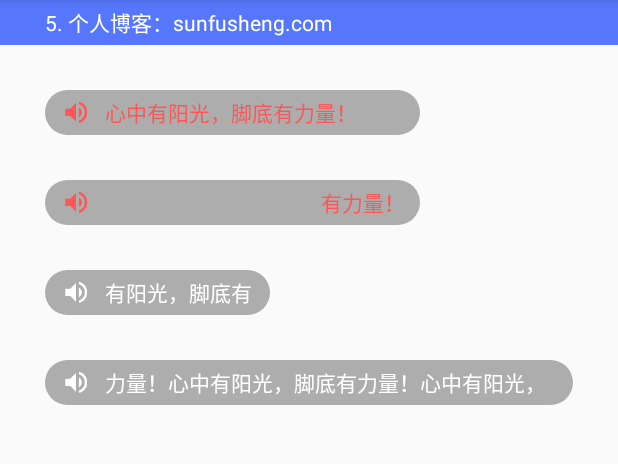
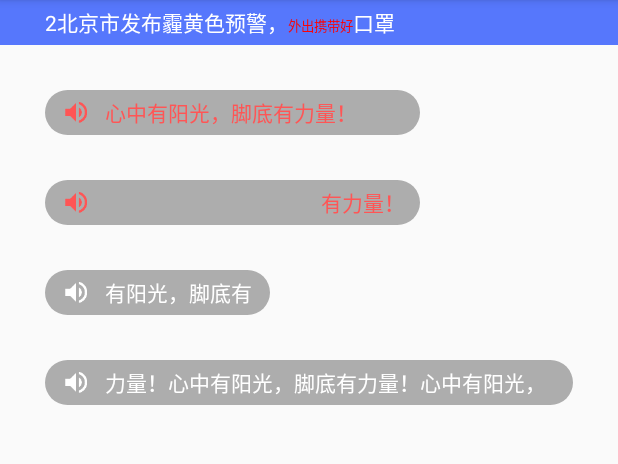
Before and after one commit to sunfusheng/MarqueeView, an Android app: the screen it shows after launch (MainActivity), on a phone screen of 412 x 824 dp, the part 84-548 px from its top. Run offline under Robolectric (Android 15) with nearby library versions, the phone set to English and light mode, and no system bars.

Commit message:
添加对spanned的支持

```diff
--- a/MarqueeView/src/main/java/com/sunfusheng/marqueeview/MarqueeView.java
+++ b/MarqueeView/src/main/java/com/sunfusheng/marqueeview/MarqueeView.java
@@ -21,7 +21,7 @@ import java.util.List;
 public class MarqueeView extends ViewFlipper {
 
     private Context mContext;
-    private List<String> notices;
+    private List<? extends CharSequence> notices;
     private boolean isSetAnimDuration = false;
     private OnItemClickListener onItemClickListener;
 
@@ -90,7 +90,7 @@ public class MarqueeView extends ViewFlipper {
     }
 
     // 根据公告字符串列表启动轮播
-    public void startWithList(List<String> notices) {
+    public void startWithList(List<? extends CharSequence> notices) {
         setNotices(notices);
         start();
     }
@@ -103,17 +103,18 @@ public class MarqueeView extends ViewFlipper {
         if (dpW == 0) {
             throw new RuntimeException("Please set MarqueeView width !");
         }
-
+        List list = new ArrayList();
         if (noticeLength <= limit) {
-            notices.add(notice);
+            list.add(notice);
         } else {
             int size = noticeLength / limit + (noticeLength % limit != 0 ? 1 : 0);
             for (int i = 0; i < size; i++) {
                 int startIndex = i * limit;
                 int endIndex = ((i + 1) * limit >= noticeLength ? noticeLength : (i + 1) * limit);
-                notices.add(notice.substring(startIndex, endIndex));
+                list.add(notice.substring(startIndex, endIndex));
             }
         }
+        notices.addAll(list);
         start();
     }
 
@@ -143,7 +144,7 @@ public class MarqueeView extends ViewFlipper {
     }
 
     // 创建ViewFlipper下的TextView
-    private TextView createTextView(String text, int position) {
+    private TextView createTextView(CharSequence text, int position) {
         TextView tv = new TextView(mContext);
         tv.setGravity(gravity);
         tv.setText(text);
@@ -158,11 +159,11 @@ public class MarqueeView extends ViewFlipper {
         return (int) getCurrentView().getTag();
     }
 
-    public List<String> getNotices() {
+    public List<? extends CharSequence> getNotices() {
         return notices;
     }
 
-    public void setNotices(List<String> notices) {
+    public void setNotices(List<? extends CharSequence> notices) {
         this.notices = notices;
     }
 
--- a/Sample/src/main/java/com/sunfusheng/sample/MainActivity.java
+++ b/Sample/src/main/java/com/sunfusheng/sample/MainActivity.java
@@ -3,6 +3,8 @@ package com.sunfusheng.sample;
 import android.content.Intent;
 import android.os.Bundle;
 import android.support.v7.app.AppCompatActivity;
+import android.text.Html;
+import android.text.Spanned;
 import android.view.Menu;
 import android.view.MenuItem;
 import android.widget.TextView;
@@ -33,13 +35,11 @@ public class MainActivity extends AppCompatActivity {
         marqueeView3 = (MarqueeView) findViewById(R.id.marqueeView3);
         marqueeView4 = (MarqueeView) findViewById(R.id.marqueeView4);
 
-        List<String> info = new ArrayList<>();
-        info.add("1. 大家好，我是孙福生。");
-        info.add("2. 欢迎大家关注我哦！");
-        info.add("3. GitHub帐号：sfsheng0322");
-        info.add("4. 新浪微博：孙福生微博");
-        info.add("5. 个人博客：sunfusheng.com");
-        info.add("6. 微信公众号：孙福生");
+        List<Spanned> info = new ArrayList<>();
+        info.add(Html.fromHtml(String.format("ddd :<font color=\"#666666\">%s asadf", "已售")));
+        info.add(Html.fromHtml("2北京市发布霾黄色预警，<font color='#ff0000'><small><small>外出携带好</small></small></font>口罩"));
+        info.add(Html.fromHtml("3北京市发布霾黄色预警，<font color='#ff0000'><small><small>外出携带好</small></small></font>口罩"));
+
         marqueeView.startWithList(info);
 
         marqueeView1.startWithText(getString(R.string.marquee_texts));
--- a/build.gradle
+++ b/build.gradle
@@ -3,7 +3,7 @@ buildscript {
         jcenter()
     }
     dependencies {
-        classpath 'com.android.tools.build:gradle:2.1.2'
+        classpath 'com.android.tools.build:gradle:2.2.2'
         classpath 'com.novoda:bintray-release:0.3.4'
     }
 }
```
Also changed, not shown: gradle/wrapper/gradle-wrapper.properties.
